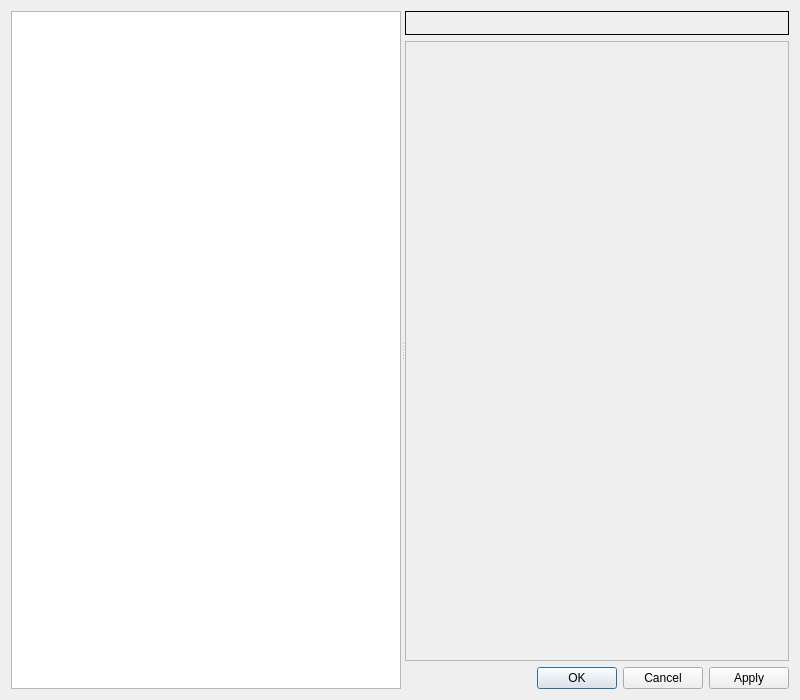
Qt form gns3/ui/preferences_dialog.ui (GNS3/gns3-gui) before a commit.
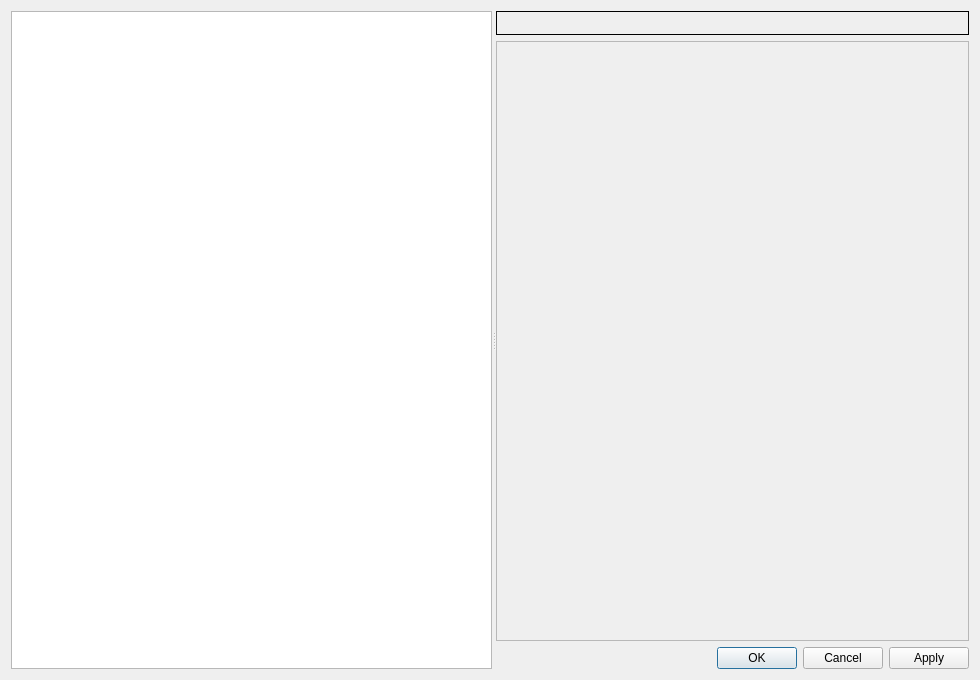
The same form after that commit.

Commit message: Set minimum sizes for spacers in preferences dialog.

The edit to the form file:
```diff
--- a/gns3/ui/preferences_dialog.ui
+++ b/gns3/ui/preferences_dialog.ui
@@ -6,22 +6,13 @@
    <rect>
     <x>0</x>
     <y>0</y>
-    <width>800</width>
-    <height>700</height>
+    <width>980</width>
+    <height>680</height>
    </rect>
   </property>
-  <property name="sizePolicy">
-   <sizepolicy hsizetype="Fixed" vsizetype="Fixed">
-    <horstretch>2</horstretch>
-    <verstretch>2</verstretch>
-   </sizepolicy>
-  </property>
   <property name="windowTitle">
    <string>Preferences</string>
   </property>
-  <property name="sizeGripEnabled">
-   <bool>false</bool>
-  </property>
   <property name="modal">
    <bool>true</bool>
   </property>
@@ -90,8 +81,8 @@
            <rect>
             <x>0</x>
             <y>0</y>
-            <width>394</width>
-            <height>616</height>
+            <width>486</width>
+            <height>596</height>
            </rect>
           </property>
           <layout class="QVBoxLayout" name="verticalLayout">
```
The commit also changes 22 other files.
